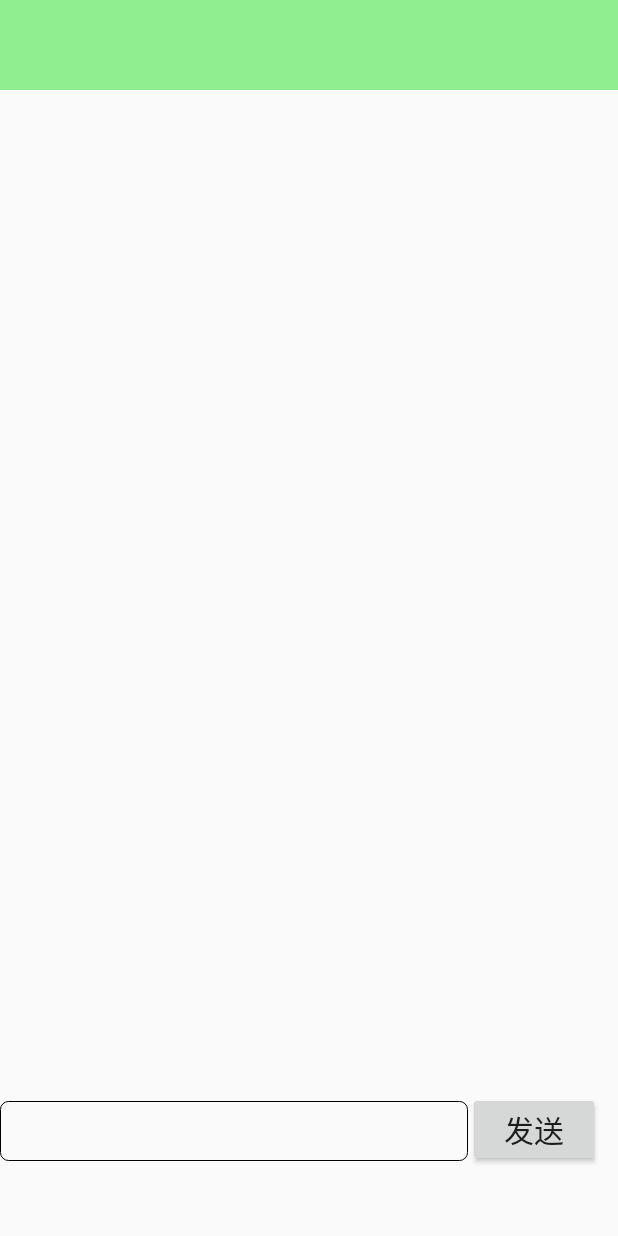
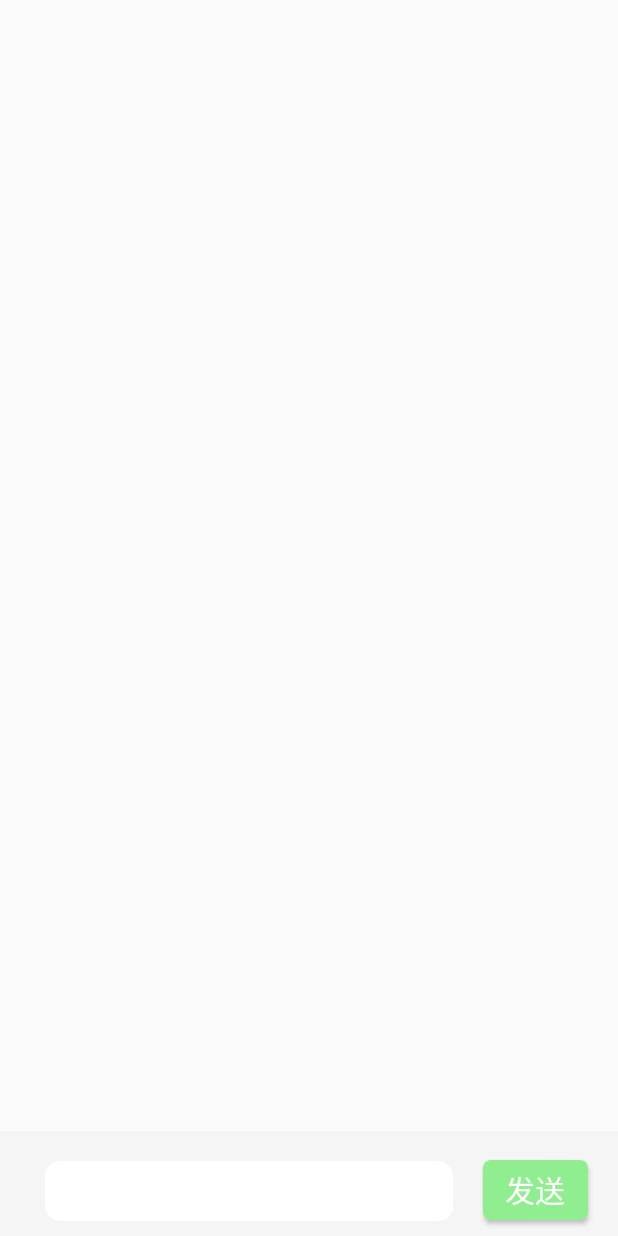
Before and after one commit to zwnevergiveup/feishu, an Android app: the CurrentConversationsActivity screen opened directly, with no data from a screen before it, on a phone screen of 412 x 824 dp. Run offline under Robolectric (Android 15) with nearby library versions, the phone set to English and light mode, and no system bars; our stand-ins replace Room's generated code, RxJava, data binding; 1 statement that could not run was skipped.

Commit message:
ui改动，接下来就是要把会话界面给完善了。

```diff
--- a/app/src/main/java/com/example/qiaoxi/activity/conversation/CurrentConversationsActivity.java
+++ b/app/src/main/java/com/example/qiaoxi/activity/conversation/CurrentConversationsActivity.java
@@ -64,6 +64,7 @@ public final class CurrentConversationsActivity extends BaseActivity {
     }
 
     protected void setupView() {
+        getWindow().setNavigationBarColor(getColor(R.color.rice_yellow));
         mRecycler = findViewById(R.id.current_conversation_recycler);
         LinearLayoutManager layoutManager = new LinearLayoutManager(this);
         mRecycler.setLayoutManager(layoutManager);
--- a/app/src/main/java/com/example/qiaoxi/application/QXApplication.java
+++ b/app/src/main/java/com/example/qiaoxi/application/QXApplication.java
@@ -17,7 +17,7 @@ public class QXApplication extends Application {
         options.setAcceptInvitationAlways(true);
         options.setAutoTransferMessageAttachments(true);
         options.setAutoDownloadThumbnail(true);
-        options.setAutoLogin(true);
+        options.setAutoLogin(false);
         //注：如果你的 APP 中有第三方的服务启动，请在初始化 SDK（EMClient.getInstance().init(applicationContext, options)）方法的前面添加以下相关代码
         EMClient.getInstance().init(mContext,options);
         EMClient.getInstance().setDebugMode(true);
--- /dev/null
+++ b/app/src/main/res/drawable/message_input_style.xml
@@ -0,0 +1,6 @@
+<?xml version="1.0" encoding="utf-8"?>
+<shape xmlns:android="http://schemas.android.com/apk/res/android"
+    android:shape="rectangle">
+    <corners android:radius="10dp" />
+    <solid android:color="@color/pure_white"/>
+</shape>
--- a/app/src/main/res/layout/activity_current_conversation.xml
+++ b/app/src/main/res/layout/activity_current_conversation.xml
@@ -13,6 +13,7 @@
     <androidx.constraintlayout.widget.ConstraintLayout
         android:layout_width="match_parent"
         android:layout_height="match_parent"
+        android:background="@color/pure_white"
         tools:context=".activity.conversation.CurrentConversationsActivity">
 
         <androidx.appcompat.widget.Toolbar
@@ -23,39 +24,60 @@
             app:layout_constraintStart_toStartOf="parent"
             app:title="@{viewModel.conversationName}"
             android:gravity="center"
-            android:background="@color/main_green"
+            android:background="@color/danhui_0"
             />
 
         <androidx.recyclerview.widget.RecyclerView
             android:layout_width="match_parent"
             android:layout_height="0dp"
+            android:background="@color/danhui_0"
+
             android:id="@+id/current_conversation_recycler"
             app:layout_constraintStart_toStartOf="parent"
-            app:layout_constraintBottom_toTopOf="@id/current_conversation_send_text"
+            app:layout_constraintBottom_toTopOf="@id/input_group"
             app:layout_constraintTop_toBottomOf="@id/current_conversation_toolbar" />
+        <androidx.constraintlayout.widget.ConstraintLayout
+            android:layout_width="0dp"
+            android:layout_height="70dp"
+            app:layout_constraintStart_toStartOf="parent"
+            app:layout_constraintEnd_toEndOf="parent"
+            app:layout_constraintBottom_toBottomOf="parent"
+            android:id="@+id/input_group"
+            android:focusable="true"
+            android:focusableInTouchMode="true"
+            android:background="@color/rice_yellow"
 
+            >
             <EditText
                 android:id="@+id/current_conversation_send_text"
-            android:layout_width="match_parent"
+                android:layout_width="0dp"
                 android:layout_height="40dp"
-            android:textAlignment="center"
                 android:textSize="20sp"
-            android:layout_marginEnd="100dp"
-            android:layout_marginBottom="50dp"
-            android:background="@drawable/edit_style"
+                android:layout_marginEnd="20dp"
+                android:layout_marginStart="30dp"
+                android:paddingStart="10dp"
+                android:paddingEnd="5dp"
+                android:background="@drawable/message_input_style"
                 app:layout_constraintBottom_toBottomOf="parent"
-            app:layout_constraintEnd_toEndOf="parent"
-            app:layout_constraintStart_toStartOf="parent" />
+                app:layout_constraintEnd_toStartOf="@id/current_conversation_send_btn"
+                app:layout_constraintStart_toStartOf="parent"
+                android:layout_marginBottom="10dp"
+                />
 
             <Button
                 android:id="@+id/current_conversation_send_btn"
-            android:layout_width="wrap_content"
-            android:layout_height="50dp"
+                android:layout_width="70dp"
+                android:layout_height="40dp"
                 android:textAlignment="center"
+                android:textColor="@color/pure_white"
+                android:background="@drawable/green_r5_btn"
                 android:text="@string/send"
                 android:textSize="20sp"
-            android:layout_marginEnd="100dp"
+                android:layout_marginEnd="20dp"
                 app:layout_constraintBaseline_toBaselineOf="@id/current_conversation_send_text"
-            app:layout_constraintStart_toEndOf="@id/current_conversation_send_text" />
+                app:layout_constraintEnd_toEndOf="parent" />
+        </androidx.constraintlayout.widget.ConstraintLayout>
+
+
     </androidx.constraintlayout.widget.ConstraintLayout>
 </layout>
--- a/app/src/main/res/values/colors.xml
+++ b/app/src/main/res/values/colors.xml
@@ -11,5 +11,8 @@
     <color name="pure_red">#ff0000</color>
     <color name="light_gray">#d3d3d3</color>
     <color name="alpha0">#00000000</color>
+    <color name="rice_yellow">#F5F5F5</color>
+    <color name="graph_white">#FFFAF0</color>
+    <color name="danhui_0">#FAFAFA</color>
 
 </resources>
--- a/app/src/main/res/values/strings.xml
+++ b/app/src/main/res/values/strings.xml
@@ -14,4 +14,5 @@
     <string name="input_name_secret">请输入用户名和密码</string>
     <string name="input_acount_remind">请输入账号</string>
     <string name="input_passwd_remind">请输入密码</string>
+    <string name="please_enter_message">请输入消息</string>
 </resources>
```
Also changed, not shown: app/src/main/java/com/example/qiaoxi/activity/login/LoginViewModel.java (+20 -0 lines), app/src/main/java/com/example/qiaoxi/fragment/CompactFragment.java (+3 -18 lines), app/src/main/res/layout/activity_login.xml (+7 -2 lines). Lines whose indentation alone changed are shown as unchanged.
